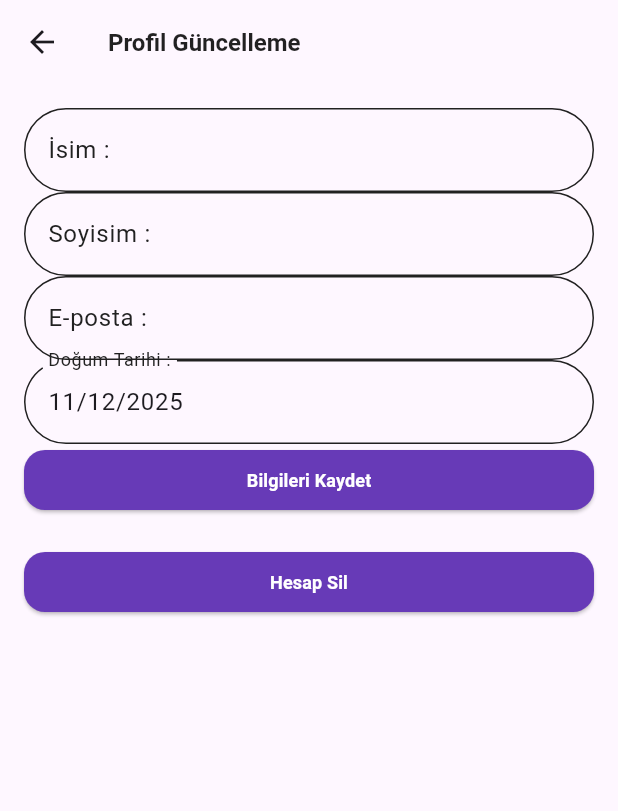
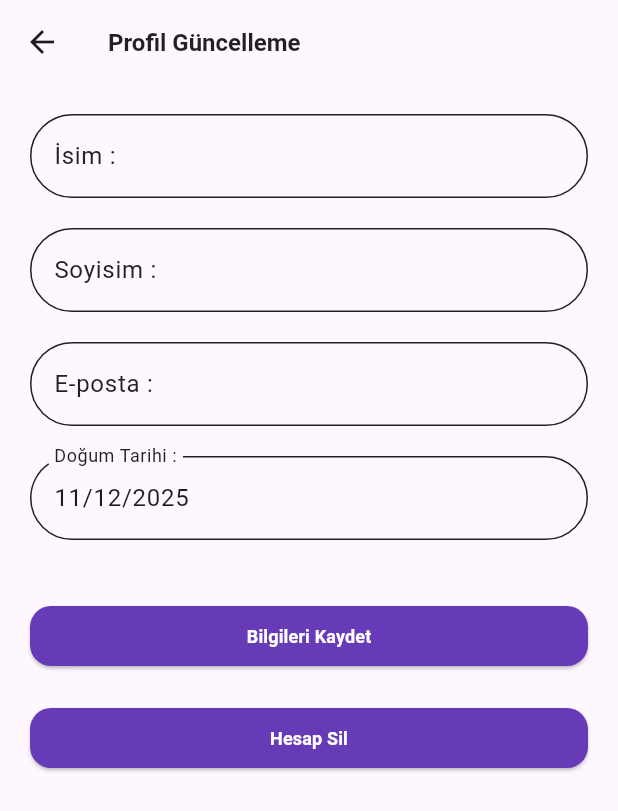
Before and after one commit to bbetulgulec/RateFlag, a Flutter app: the AccountInfoScreen screen opened directly, on a phone screen of 412 x 824 dp. Shown: the top 811 px of the screen. Run offline on Flutter 3.47's test engine with Material 3 defaults, Android fonts, the phone set to English and light mode, and no system bars; our stand-ins replace cloud_firestore, equatable, firebase_auth, firebase_core, flutter_bloc, flutter_svg; accounts and stored records are empty.

Commit message:
AcoountInfo finish

```diff
--- a/lib/features/RateFlag/presentaions/accountInfo/view/account_info_screen.dart
+++ b/lib/features/RateFlag/presentaions/accountInfo/view/account_info_screen.dart
@@ -58,7 +58,7 @@ class _AccountInfoScreenState extends State<AccountInfoScreen> {
           }
 
           return Padding(
-            padding: const EdgeInsets.all(16.0),
+            padding: const EdgeInsets.all(20.0),
             child: Column(
               crossAxisAlignment: CrossAxisAlignment.stretch,
               children: [
@@ -68,6 +68,7 @@ class _AccountInfoScreenState extends State<AccountInfoScreen> {
                   validator: Validators.onlyLetters,
                   keyboardType: TextInputType.text,
                 ),
+                const SizedBox(height: 20),
 
                 Rateflagtextfield(
                   controller: cubit.lastNameController,
@@ -75,14 +76,14 @@ class _AccountInfoScreenState extends State<AccountInfoScreen> {
                   validator: Validators.onlyLetters,
                   keyboardType: TextInputType.text,
                 ),
-
+                const SizedBox(height: 20),
                 Rateflagtextfield(
                   controller: cubit.mailController,
                   label: "E-posta :",
                   validator: Validators.email,
                   keyboardType: TextInputType.emailAddress,
                 ),
-
+                const SizedBox(height: 20),
                 Rateflagtextfield(
                   controller: cubit.dateController,
                   label: "Doğum Tarihi :",
@@ -93,7 +94,7 @@ class _AccountInfoScreenState extends State<AccountInfoScreen> {
                     cubit.setBirthDate(date);
                   },
                 ),
-
+                const SizedBox(height: 40),
                 Onboardingelevetedbutton.primary(
                   text: state.isUpdateInfoLoading
                       ? "Güncelleniyor..."
```
